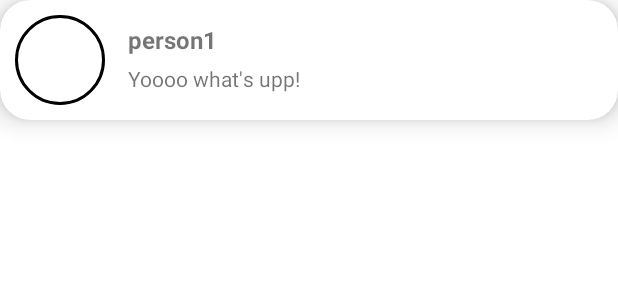
After one commit to startUPPER0/startUPPER-App, an Android app: the layout item_chat.xml on its own in the app's theme, with its tools: preview values and no code run, on a phone screen of 412 x 824 dp. The commit adds this screen. Shown: the top 300 px of the screen. Run offline under Robolectric (Android 15) with nearby library versions, the phone set to English and light mode, and no system bars.

Commit message:
add structure for chats recyclerview

```diff
--- a/startUpper/app/build.gradle
+++ b/startUpper/app/build.gradle
@@ -42,4 +42,5 @@ dependencies {
     testImplementation 'junit:junit:4.13.2'
     androidTestImplementation 'androidx.test.ext:junit:1.1.3'
     androidTestImplementation 'androidx.test.espresso:espresso-core:3.4.0'
+    implementation 'de.hdodenhof:circleimageview:3.1.0'
 }
--- /dev/null
+++ b/startUpper/app/src/main/java/com/example/startupper/model/chatsModel.kt
@@ -0,0 +1,4 @@
+package com.example.startupper.model
+
+data class chatsModel(val contactNameResourceId:Int, val lastMessageResourceId:Int) {
+}
--- /dev/null
+++ b/startUpper/app/src/main/res/layout/item_chat.xml
@@ -0,0 +1,54 @@
+<?xml version="1.0" encoding="utf-8"?>
+
+    <androidx.cardview.widget.CardView
+    xmlns:android="http://schemas.android.com/apk/res/android"
+        xmlns:app="http://schemas.android.com/apk/res-auto"
+        xmlns:tools="http://schemas.android.com/tools"
+        android:layout_width="match_parent"
+        android:layout_height="wrap_content"
+        app:cardCornerRadius="20dp"
+        app:cardElevation="10dp">
+
+        <androidx.constraintlayout.widget.ConstraintLayout
+            android:layout_width="match_parent"
+            android:layout_height="wrap_content"
+            android:padding="10dp">
+
+            <de.hdodenhof.circleimageview.CircleImageView
+                android:id="@+id/contactProfilePicture"
+                android:layout_width="60dp"
+                android:layout_height="60dp"
+                android:src="@color/white"
+                app:civ_border_color="@color/black"
+                app:civ_border_width="2dp"
+                app:layout_constraintStart_toStartOf="parent"
+                app:layout_constraintTop_toTopOf="parent" />
+
+            <TextView
+                android:id="@+id/contactName"
+                android:layout_width="wrap_content"
+                android:layout_height="wrap_content"
+                android:layout_marginStart="15dp"
+                android:layout_marginTop="5dp"
+                android:text="person1"
+                android:textSize="16dp"
+                android:textStyle="bold"
+                app:layout_constraintStart_toEndOf="@+id/contactProfilePicture"
+                app:layout_constraintTop_toTopOf="@+id/contactProfilePicture">
+            </TextView>
+
+            <TextView
+                android:id="@+id/lastMessage"
+                android:layout_width="wrap_content"
+                android:layout_height="wrap_content"
+                android:layout_marginStart="15dp"
+                android:layout_marginTop="5dp"
+                android:text="Yoooo what's upp!"
+                android:textSize="14dp"
+                app:layout_constraintStart_toEndOf="@+id/contactProfilePicture"
+                app:layout_constraintTop_toBottomOf="@+id/contactName" />
+
+
+
+        </androidx.constraintlayout.widget.ConstraintLayout>
+    </androidx.cardview.widget.CardView>
```
Also changed, not shown: startUpper/app/src/main/java/com/example/startupper/data/dataSource.kt (+11 -0 lines), startUpper/app/src/main/res/values/strings.xml (+11 -1 lines).
